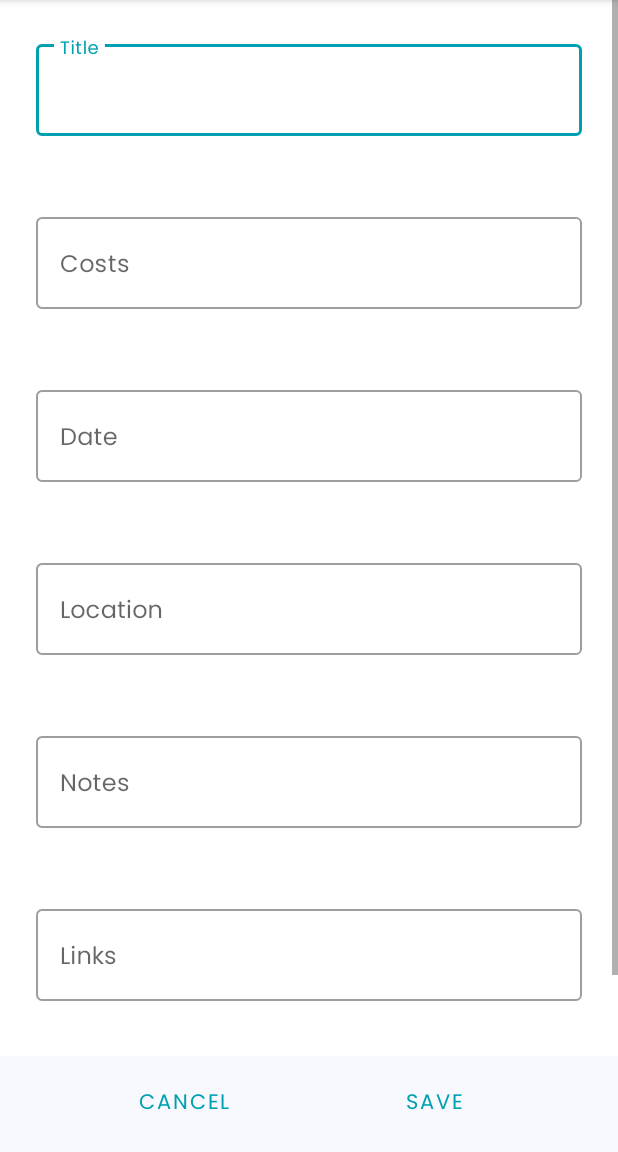
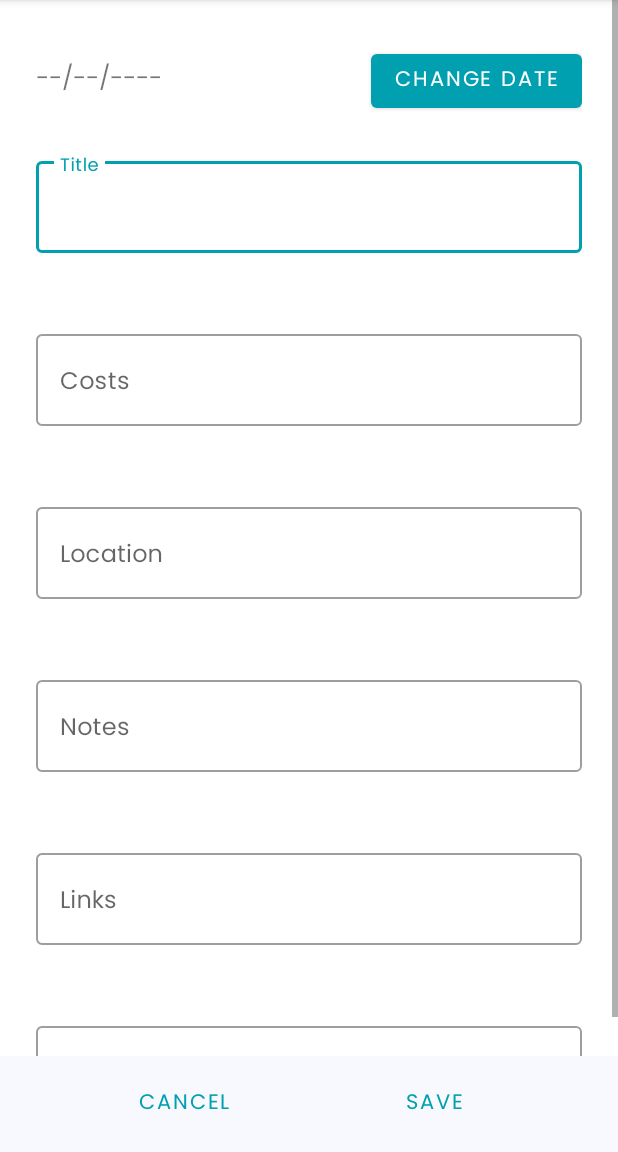
Before and after one commit to larsobist/TravelBucket, an Android app: the AddEventActivity screen opened directly, with no data from a screen before it, on a phone screen of 412 x 824 dp, the part 84-1236 px from its top. Run offline under Robolectric (Android 15) with nearby library versions, the phone set to English and light mode, and no system bars.

Commit message:
feat: add date picker for add event activity

```diff
--- a/app/src/main/java/com/example/travelbucket/AddEventActivity.kt
+++ b/app/src/main/java/com/example/travelbucket/AddEventActivity.kt
@@ -1,30 +1,70 @@
 package com.example.travelbucket
 
+import android.app.DatePickerDialog
 import android.content.Intent
 import androidx.appcompat.app.AppCompatActivity
 import android.os.Bundle
 import android.util.Log
-import androidx.core.widget.doOnTextChanged
+import android.view.View
+import android.widget.Button
+import android.widget.DatePicker
+import android.widget.TextView
 import com.example.travelbucket.databinding.ActivityAddEventBinding
-import com.example.travelbucket.databinding.ActivityMainBinding
 import com.google.android.material.textfield.TextInputEditText
-import kotlinx.coroutines.Dispatchers
-import kotlinx.coroutines.GlobalScope
-import kotlinx.coroutines.launch
+import java.text.SimpleDateFormat
+import java.util.*
 
 class AddEventActivity : AppCompatActivity() {
     val binding by lazy { ActivityAddEventBinding.inflate(layoutInflater) }
+
+    var btnDate: Button? = null
+    var textDate: TextView? = null
+    var cal = Calendar.getInstance()
     override fun onCreate(savedInstanceState: Bundle?) {
         super.onCreate(savedInstanceState)
         setContentView(binding.root)
 
         var editTitle = findViewById<TextInputEditText>(R.id.textInputEditTextTitle)
         var editCosts = findViewById<TextInputEditText>(R.id.textInputEditTextCosts)
-        var editDate = findViewById<TextInputEditText>(R.id.textInputEditTextDate)
         var editLocation = findViewById<TextInputEditText>(R.id.textInputEditTextLocation)
         var editNotes = findViewById<TextInputEditText>(R.id.textInputEditTextNotes)
         var editLinks = findViewById<TextInputEditText>(R.id.textInputEditTextLinks)
         var editDuration = findViewById<TextInputEditText>(R.id.textInputEditTextDuration)
+
+        // get the references from layout file
+        textDate = binding.textDate
+        btnDate = binding.btnDate
+
+        textDate!!.text = "--/--/----"
+
+        // create an OnDateSetListener
+        val dateSetListener = object : DatePickerDialog.OnDateSetListener {
+            override fun onDateSet(
+                view: DatePicker, year: Int, monthOfYear: Int,
+                dayOfMonth: Int
+            ) {
+                cal.set(Calendar.YEAR, year)
+                cal.set(Calendar.MONTH, monthOfYear)
+                cal.set(Calendar.DAY_OF_MONTH, dayOfMonth)
+                updateDateInView()
+            }
+        }
+
+        // when you click on the button, show DatePickerDialog that is set with OnDateSetListener
+        btnDate!!.setOnClickListener(object : View.OnClickListener {
+            override fun onClick(view: View) {
+                DatePickerDialog(
+                    this@AddEventActivity,
+                    dateSetListener,
+                    // set DatePickerDialog to point to today's date when it loads up
+                    cal.get(Calendar.YEAR),
+                    cal.get(Calendar.MONTH),
+                    cal.get(Calendar.DAY_OF_MONTH)
+                ).show()
+            }
+
+        })
+
 
 
         binding.btnCancelEvent.setOnClickListener {
@@ -37,12 +77,12 @@ class AddEventActivity : AppCompatActivity() {
             if (binding.textInputEditTextTitle.text!!.isEmpty()) {
                 binding.textInputLayoutTitle.error = "Title required!"
             } else {
+                var date = textDate
+                Log.d("ITM", "Title: $date")
                 var title = (editTitle.text).toString()
                 Log.d("ITM", "Title: $title")
                 var costs = (editCosts.text).toString()
                 Log.d("ITM", "costs: $costs")
-                var date = (editDate.text).toString()
-                Log.d("ITM", "date: $date")
                 var location = (editLocation.text).toString()
                 Log.d("ITM", "location: $location")
                 var notes = (editNotes.text).toString()
@@ -65,4 +105,9 @@ class AddEventActivity : AppCompatActivity() {
             }
         }
     }
+    private fun updateDateInView() {
+        val myFormat = "MM/dd/yyyy" // mention the format you need
+        val sdf = SimpleDateFormat(myFormat, Locale.US)
+        textDate!!.text = sdf.format(cal.getTime())
+    }
 }
--- a/app/src/main/res/layout/activity_add_event.xml
+++ b/app/src/main/res/layout/activity_add_event.xml
@@ -18,6 +18,32 @@
             android:layout_width="match_parent"
             android:layout_height="wrap_content"
             android:orientation="vertical">
+
+            <androidx.constraintlayout.widget.ConstraintLayout
+                android:layout_width="match_parent"
+                android:layout_height="wrap_content"
+                android:layout_marginStart="24dp"
+                android:layout_marginTop="24dp"
+                android:layout_marginEnd="24dp">
+
+                <TextView
+                    android:id="@+id/textDate"
+                    android:layout_width="wrap_content"
+                    android:layout_height="wrap_content"
+                    android:layout_marginTop="16dp"
+                    android:hint="Date"
+                    android:textSize="16sp"
+                    app:layout_constraintStart_toStartOf="parent"
+                    app:layout_constraintTop_toTopOf="parent" />
+
+                <Button
+                    android:id="@+id/btnDate"
+                    android:layout_width="wrap_content"
+                    android:layout_height="wrap_content"
+                    android:text="Change Date"
+                    app:layout_constraintBaseline_toBaselineOf="@+id/textDate"
+                    app:layout_constraintEnd_toEndOf="parent" />
+            </androidx.constraintlayout.widget.ConstraintLayout>
 
             <com.google.android.material.textfield.TextInputLayout
                 android:id="@+id/textInputLayoutTitle"
@@ -50,24 +76,6 @@
 
                 <com.google.android.material.textfield.TextInputEditText
                     android:id="@+id/textInputEditTextCosts"
-                    android:layout_width="match_parent"
-                    android:layout_height="wrap_content" />
-
-            </com.google.android.material.textfield.TextInputLayout>
-
-            <com.google.android.material.textfield.TextInputLayout
-                android:id="@+id/textInputLayoutDate"
-                style="@style/Widget.MaterialComponents.TextInputLayout.OutlinedBox"
-                android:layout_width="match_parent"
-                android:layout_height="wrap_content"
-                android:layout_marginStart="24dp"
-                android:layout_marginTop="24dp"
-                android:layout_marginEnd="24dp"
-                android:hint="Date"
-                app:errorEnabled="true">
-
-                <com.google.android.material.textfield.TextInputEditText
-                    android:id="@+id/textInputEditTextDate"
                     android:layout_width="match_parent"
                     android:layout_height="wrap_content" />
 
```
